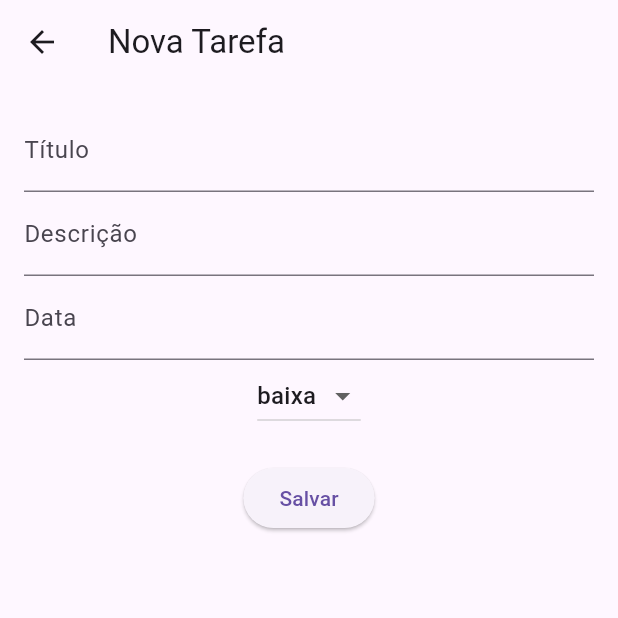
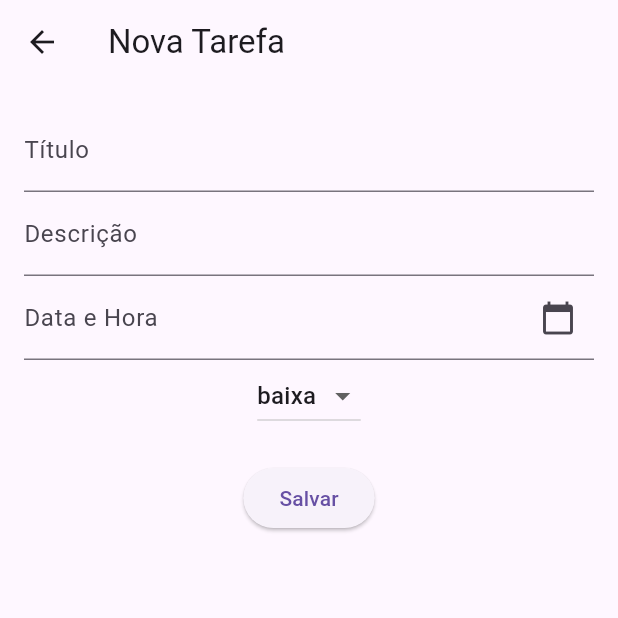
Before and after one commit to Srnothorious/Mobile-PS-MJ, a Flutter app: the TaskFormScreen screen opened directly with empty values, on a phone screen of 412 x 824 dp, the top half of it. Run offline on Flutter 3.47's test engine with Material 3 defaults, Android fonts, the phone set to English and light mode, and no system bars.

Commit message:
Implementa seleção de data/hora em ISO 8601 no formulário de tarefa

```diff
--- a/lib/screens/task_form_screen.dart
+++ b/lib/screens/task_form_screen.dart
@@ -1,14 +1,10 @@
-// Importa widgets Flutter
 import 'package:flutter/material.dart';
-// Importa serviço API
 import '../api_service.dart';
-// Importa modelo Task
 import '../models/task.dart';
 
-// Tela para criar ou editar tarefa
 class TaskFormScreen extends StatefulWidget {
-  final String token;        // Token de autenticação
-  final Task? existing;      // Tarefa existente para edição
+  final String token; // Token de autenticação
+  final Task? existing; // Tarefa existente para edição
 
   TaskFormScreen({required this.token, this.existing});
 
@@ -16,40 +12,42 @@ class TaskFormScreen extends StatefulWidget {
   State<TaskFormScreen> createState() => _TaskFormScreenState();
 }
 
-// Estado da tela de formulário
 class _TaskFormScreenState extends State<TaskFormScreen> {
-  final titleController = TextEditingController();       // Controller título
+  final titleController = TextEditingController(); // Controller título
   final descriptionController = TextEditingController(); // Controller descrição
-  final dateController = TextEditingController();        // Controller data
-  String priority = 'baixa';                             // Prioridade padrão
+  final dateController = TextEditingController(); // Controller data
+  String priority = 'baixa'; // Prioridade padrão
 
   @override
   void initState() {
     super.initState();
-    if (widget.existing != null) {                      // Se editando
-      titleController.text = widget.existing!.title;     // Preenche campos
-      descriptionController.text = widget.existing!.description;
-      dateController.text = widget.existing!.date;
-      priority = widget.existing!.priority;
+    if (widget.existing != null) {
+      // Se editando tarefa
+      titleController.text = widget.existing!.title; // Preenche título
+      descriptionController.text =
+          widget.existing!.description; // Preenche descrição
+      dateController.text =
+          widget.existing!.date; // Preenche data (já no formato ISO esperado)
+      priority = widget.existing!.priority; // Preenche prioridade
     }
   }
 
   // Salva tarefa (cria ou atualiza)
   void saveTask() {
     final task = Task(
-      id: widget.existing?.id,        // Mantém ID se existir
-      title: titleController.text,
-      description: descriptionController.text,
-      date: dateController.text,
-      priority: priority,
-      done: widget.existing?.done ?? false,
+      id: widget.existing?.id, // Mantém ID se existir (edição)
+      title: titleController.text, // Título
+      description: descriptionController.text, // Descrição
+      date: dateController.text, // Data/hora em ISO 8601
+      priority: priority, // Prioridade
+      done: widget.existing?.done ?? false, // Status concluído
     );
     if (widget.existing == null) {
-      ApiService.createTask(widget.token, task); // Cria
+      ApiService.createTask(widget.token, task); // Cria tarefa
     } else {
-      ApiService.updateTask(widget.token, task); // Atualiza
+      ApiService.updateTask(widget.token, task); // Atualiza tarefa
     }
-    Navigator.pop(context); // Volta para lista
+    Navigator.pop(context); // Volta para a tela anterior
   }
 
   @override
@@ -59,32 +57,75 @@ class _TaskFormScreenState extends State<TaskFormScreen> {
         title: Text(widget.existing == null ? 'Nova Tarefa' : 'Editar Tarefa'),
       ),
       body: Padding(
-        padding: const EdgeInsets.all(16), // Espaço interno
+        padding: const EdgeInsets.all(16), // Espaçamento interno
         child: Column(
           children: [
             TextField(
-              controller: titleController,  // Título
+              controller: titleController, // Campo título
               decoration: InputDecoration(labelText: 'Título'),
             ),
             TextField(
-              controller: descriptionController,
+              controller: descriptionController, // Campo descrição
               decoration: InputDecoration(labelText: 'Descrição'),
             ),
             TextField(
-              controller: dateController,
-              decoration: InputDecoration(labelText: 'Data'),
+              controller: dateController, // Campo data/hora
+              readOnly: true, // Desabilita digitação manual
+              decoration: InputDecoration(
+                labelText: 'Data e Hora',
+                suffixIcon: Icon(
+                  Icons.calendar_today,
+                ), // Ícone para indicar seletor
+              ),
+              onTap: () async {
+                // Abre seletor de data
+                final pickedDate = await showDatePicker(
+                  context: context,
+                  initialDate: DateTime.now(),
+                  firstDate: DateTime(2000),
+                  lastDate: DateTime(2100),
+                );
+
+                if (pickedDate == null) return; // Se cancelou, sai
+
+                // Abre seletor de hora
+                final pickedTime = await showTimePicker(
+                  context: context,
+                  initialTime: TimeOfDay.now(),
+                );
+
+                if (pickedTime == null) return; // Se cancelou, sai
+
+                // Combina data e hora escolhidas
+                final combined = DateTime(
+                  pickedDate.year,
+                  pickedDate.month,
+                  pickedDate.day,
+                  pickedTime.hour,
+                  pickedTime.minute,
+                );
+
+                // Converte para UTC e formato ISO 8601 (ex: 2025-12-25T00:00:00.000Z)
+                final isoString = combined.toUtc().toIso8601String();
+
+                // Atualiza o campo com a data formatada
+                setState(() {
+                  dateController.text = isoString;
+                });
+              },
             ),
             DropdownButton<String>(
-              value: priority,             // Valor selecionado
-              items: ['baixa', 'média', 'alta']
-                  .map((e) => DropdownMenuItem(value: e, child: Text(e)))
-                  .toList(),            // Itens de prioridade
-              onChanged: (val) => setState(() => priority = val!), // Atualiza
+              value: priority, // Prioridade selecionada
+              items:
+                  ['baixa', 'média', 'alta']
+                      .map((e) => DropdownMenuItem(value: e, child: Text(e)))
+                      .toList(),
+              onChanged: (val) => setState(() => priority = val!),
             ),
             SizedBox(height: 20),
             ElevatedButton(
-              onPressed: saveTask,        // Chama salvar
-              child: Text('Salvar'),       // Rótulo
+              onPressed: saveTask, // Botão salvar tarefa
+              child: Text('Salvar'),
             ),
           ],
         ),
```
